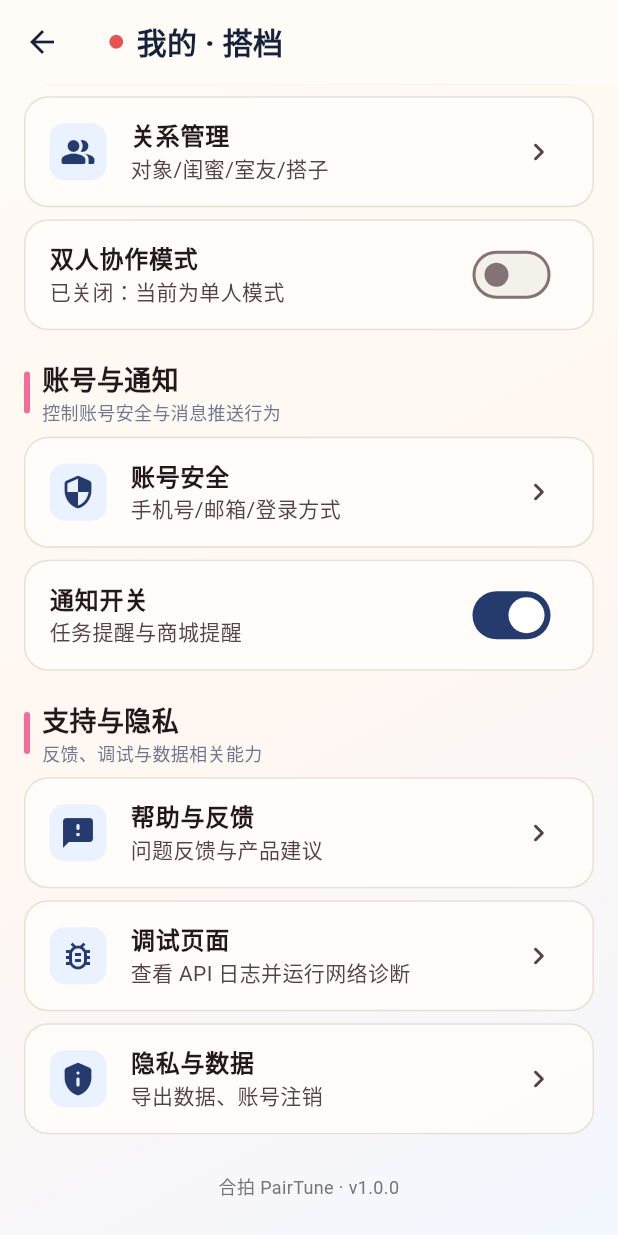
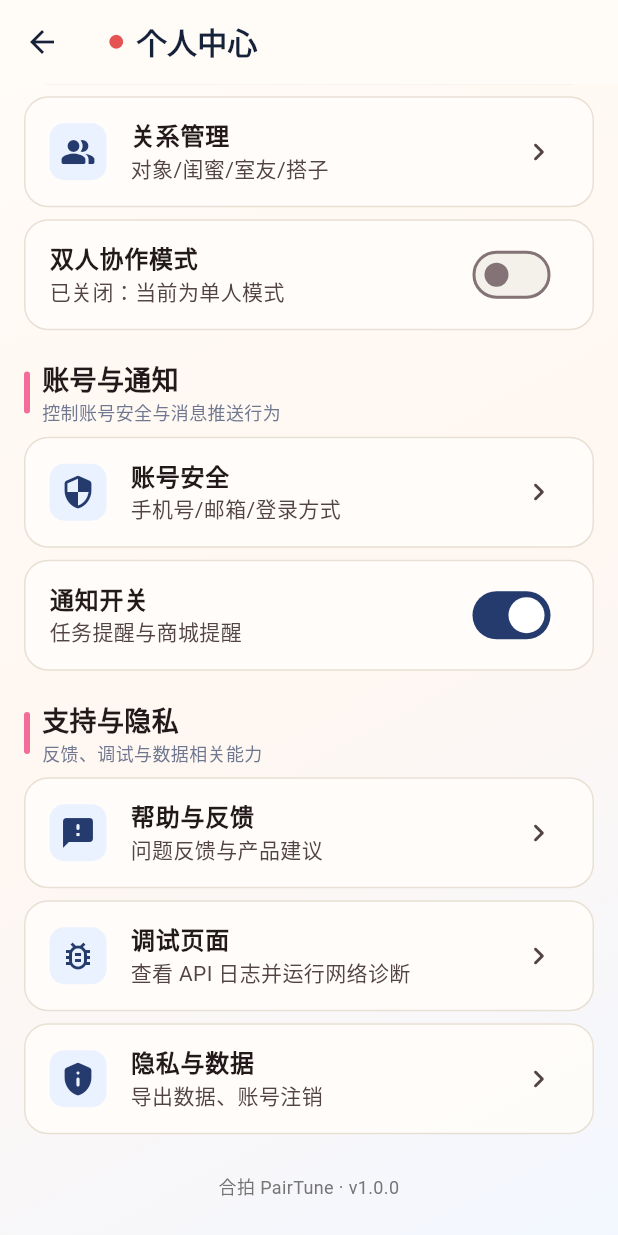
Before and after one commit to ZevanFt/PairTune, a Flutter app: the ProfilePage screen opened directly with empty values, scrolled down 390 dp, on a phone screen of 412 x 824 dp. Run offline on Flutter 3.47's test engine with Material 3 defaults, Android fonts, the phone set to English and light mode, and no system bars; our stand-ins replace sqflite; accounts and stored records are empty; network calls fail.

Commit message:
refactor: rename profile app bar title to personal center

```diff
--- a/frontend/lib/pages/profile_page.dart
+++ b/frontend/lib/pages/profile_page.dart
@@ -150,10 +150,9 @@ class _ProfilePageState extends State<ProfilePage> {
   Widget build(BuildContext context) {
     final profile = _profile;
     final settings = _settings;
-    final ownerName = widget.owner == 'me' ? '我' : '搭档';
 
     return Scaffold(
-      appBar: AppBar(title: _buildTitleWithHealth('我的 · $ownerName')),
+      appBar: AppBar(title: _buildTitleWithHealth('个人中心')),
       body: Container(
         decoration: const BoxDecoration(
           gradient: LinearGradient(
```
